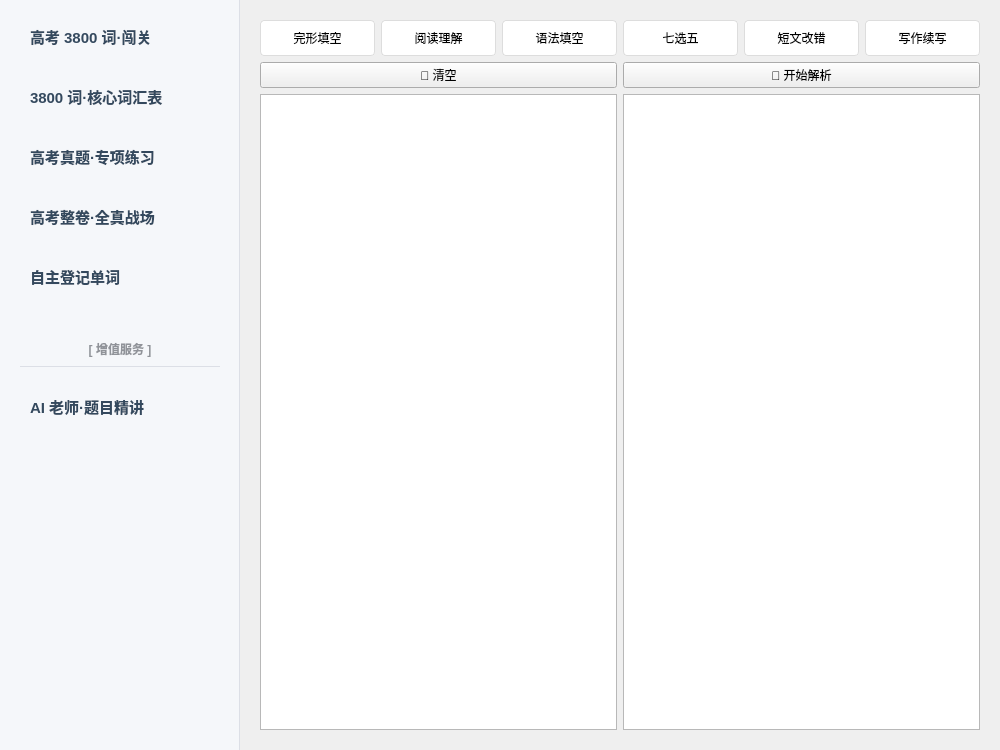
Before: the Qt Designer form resources/main_window.ui in andrezha/EngMaster-AI-Agent, drawn with Qt 5.
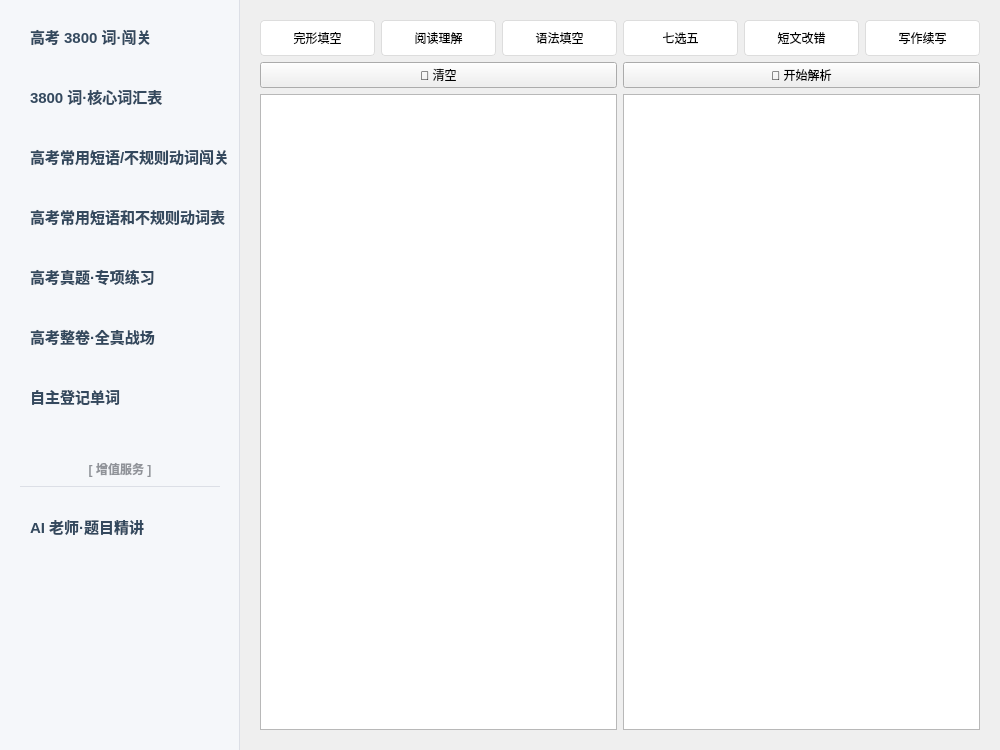
After: the same form once the commit is applied.

Commit message: 完成了短语和无规则动词

Patch:
```diff
--- a/resources/main_window.ui
+++ b/resources/main_window.ui
@@ -31,6 +31,22 @@
          <property name="styleSheet"><string>QPushButton { color: #34495e; background: transparent; border: none; font-size: 15px; text-align: left; padding-left: 20px; outline: none; border-radius: 10px; font-weight: bold; } QPushButton:hover { background-color: #e4e7ed; } QPushButton:checked { background-color: #2c3e50; color: white; }</string></property>
         </widget>
        </item>
+       <item>
+        <widget class="QPushButton" name="btn_nav_phrase_challenge">
+         <property name="minimumSize"><size><width>0</width><height>52</height></size></property>
+         <property name="text"><string>高考常用短语/不规则动词闯关</string></property>
+         <property name="checkable"><bool>true</bool></property>
+         <property name="styleSheet"><string>QPushButton { color: #34495e; background: transparent; border: none; font-size: 15px; text-align: left; padding-left: 20px; outline: none; border-radius: 10px; font-weight: bold; } QPushButton:hover { background-color: #e4e7ed; } QPushButton:checked { background-color: #2c3e50; color: white; }</string></property>
+        </widget>
+       </item>
+       <item>
+        <widget class="QPushButton" name="btn_nav_phrase_list">
+         <property name="minimumSize"><size><width>0</width><height>52</height></size></property>
+         <property name="text"><string>高考常用短语和不规则动词表</string></property>
+         <property name="checkable"><bool>true</bool></property>
+         <property name="styleSheet"><string>QPushButton { color: #34495e; background: transparent; border: none; font-size: 15px; text-align: left; padding-left: 20px; outline: none; border-radius: 10px; font-weight: bold; } QPushButton:hover { background-color: #e4e7ed; } QPushButton:checked { background-color: #2c3e50; color: white; }</string></property>
+        </widget>
+       </item>
        <item>
         <widget class="QPushButton" name="btn_nav_gaokao">
          <property name="minimumSize"><size><width>0</width><height>52</height></size></property>
```
The commit also changes 4 other files.
